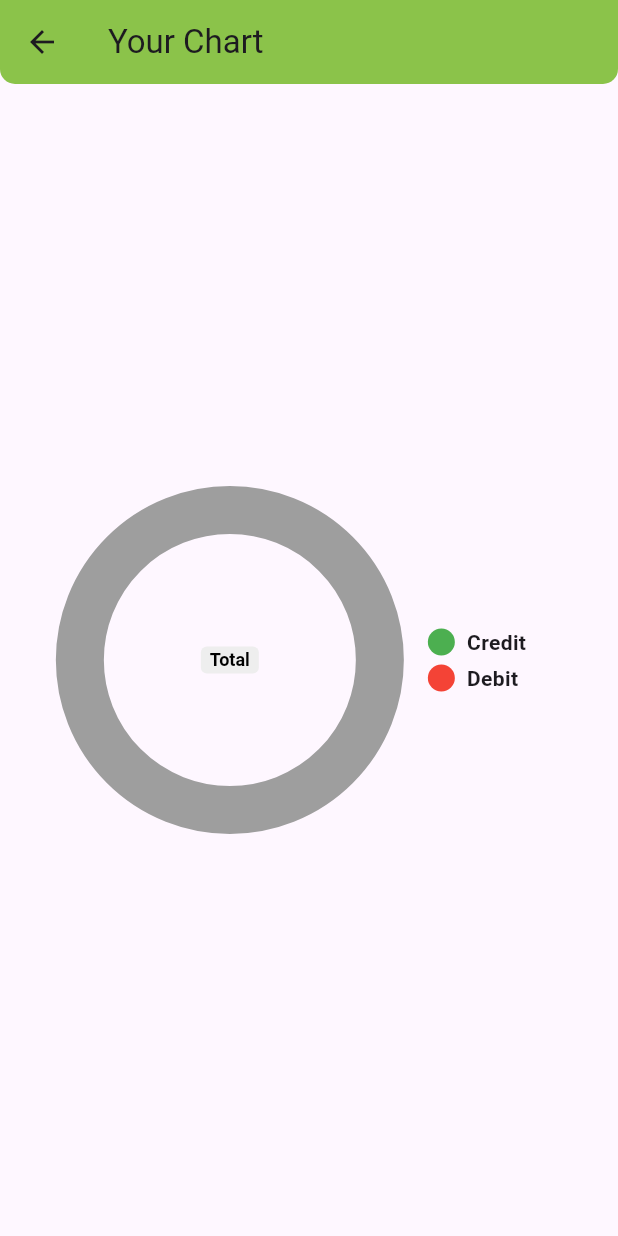
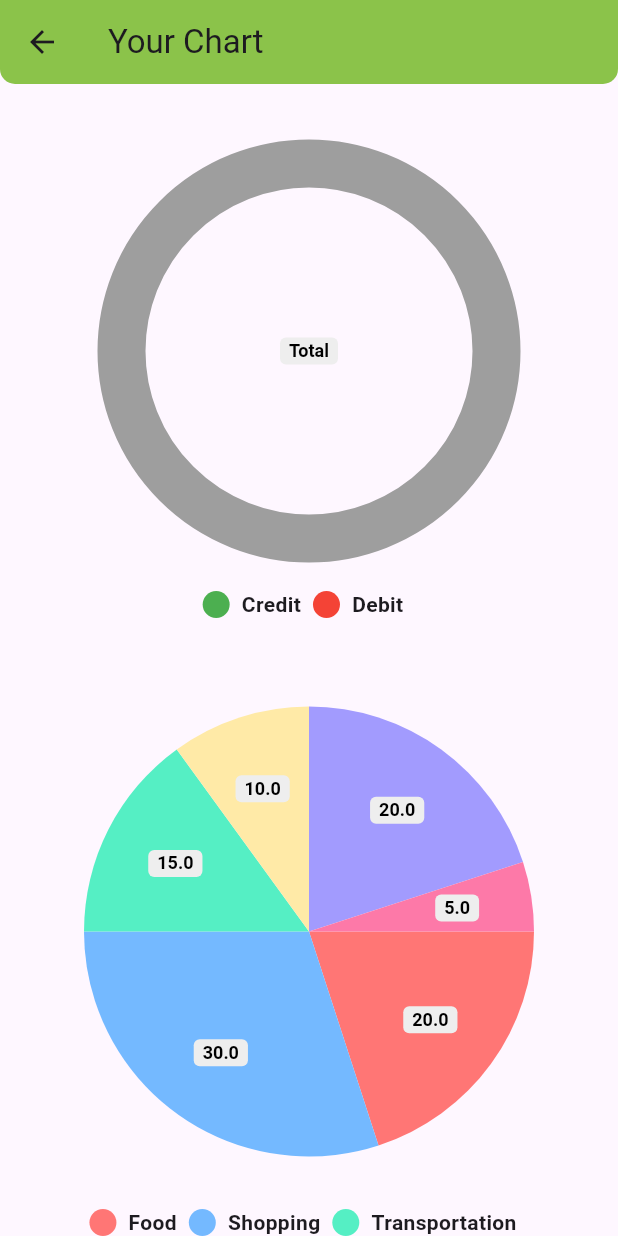
Before and after one commit to adityaaa-31/FinSmart, a Flutter app: the ChartPage screen opened directly with empty values, on a phone screen of 412 x 824 dp. Run offline on Flutter 3.47's test engine with Material 3 defaults, Android fonts, the phone set to English and light mode, and no system bars; drawn by our look-alikes of pie_chart; our stand-ins replace firebase_auth, firebase_core, google_fonts, permission_handler; missing offline and left inert: flutter_sms_inbox; accounts and stored records are empty; network calls fail.

```diff
--- a/lib/NavBar.dart
+++ b/lib/NavBar.dart
@@ -61,12 +61,6 @@ class _NavDrawerState extends State<NavDrawer> {
             onTap: () => {Navigator.of(context).pop()},
           ),
 
-          // ListTile(
-          //   leading: Icon(Icons.border_color),
-          //   title: Text('Feedback'),
-          //   onTap: () => {Navigator.of(context).pop()},
-          // ),
-
           ListTile(
             leading: Icon(Icons.exit_to_app),
             title: Text('Logout'),
--- a/lib/login_page.dart
+++ b/lib/login_page.dart
@@ -123,9 +123,6 @@ class _MyAppState extends State<loginPage> {
                 ),
               ),
 
-              // SizedBox(
-              //   height: 10,
-              // ),
 
               Container(
                 height: 50,
--- a/lib/main.dart
+++ b/lib/main.dart
@@ -4,8 +4,6 @@ import 'package:firebase_core/firebase_core.dart';
 import 'package:flutter_application_1/main_page.dart';
 
 
-// ignore: unnecessary_new
-// ignore: prefer_const_constructors
 Future main() async{
   WidgetsFlutterBinding.ensureInitialized();
   await Firebase.initializeApp();
--- a/lib/visualize.dart
+++ b/lib/visualize.dart
@@ -2,7 +2,6 @@ import 'package:flutter/material.dart';
 import 'package:pie_chart/pie_chart.dart';
 
 class ChartPage extends StatefulWidget {
-
   double totalCreditAmount;
   double totalDebitAmount;
   ChartPage({required this.totalCreditAmount, required this.totalDebitAmount});
@@ -12,51 +11,56 @@ class ChartPage extends StatefulWidget {
 }
 
 class _ChartPageState extends State<ChartPage> {
-
   double tC = 0;
   double tD = 0;
 
-  // _ChartPageState(){
-  //   tC = widget.totalCreditAmount;
-  //   tD = widget.totalDebitAmount;
-  // }
+  @override
+  void initState() {
+    super.initState();
+    tC = widget.totalCreditAmount ?? 0.0;
+    tD = widget.totalDebitAmount ?? 0.0;
+  }
 
   Map<String, double> dataMap = {
     "Credit": 4000,
     "Debit": 3000,
   };
-  //
-  // var datamap = new Map();
-  //
-  // datamap['Credit'] = tC;
 
-
-
+  Map<String, double> categoryMap = {
+  'Food': 20,
+  'Shopping': 30,
+  'Transportation': 15,
+  'Entertainment': 10,
+  'Bills': 20,
+  'Others': 5,
+};
 
   @override
   Widget build(BuildContext context) {
-
-    dataMap['Debit'] = widget.totalCreditAmount;
-    dataMap['Credit'] = widget.totalDebitAmount;
+    dataMap['Debit'] = widget.totalDebitAmount;
+    dataMap['Credit'] = widget.totalCreditAmount;
 
     return Scaffold(
       appBar: AppBar(
-        title: Text('Your Chart'),
+          title: const Text('Your Chart'),
           backgroundColor: Colors.lightGreen,
-
-          shape: RoundedRectangleBorder(
+          shape: const RoundedRectangleBorder(
             borderRadius: BorderRadius.only(
               bottomLeft: Radius.circular(10),
               bottomRight: Radius.circular(10),
             ),
-          )
+          )),
+      body: Center(
+        child: Column(
+          children: [
+            SizedBox(
+              height: 45,
             ),
-      body: Center(
-        child: PieChart(
+            PieChart(
               dataMap: dataMap,
-          animationDuration: Duration(milliseconds: 800),
+              animationDuration: const Duration(milliseconds: 800),
               chartLegendSpacing: 32.0,
-          chartRadius:200,
+              chartRadius: 250,
               colorList: [
                 Colors.green,
                 Colors.red,
@@ -65,21 +69,49 @@ class _ChartPageState extends State<ChartPage> {
               chartType: ChartType.ring,
               ringStrokeWidth: 32,
               centerText: "Total",
-          legendOptions: LegendOptions(
-            showLegendsInRow: false,
-            legendPosition: LegendPosition.right,
+              legendOptions: const LegendOptions(
+                showLegendsInRow: true,
+                legendPosition: LegendPosition.bottom,
                 showLegends: true,
                 legendTextStyle: TextStyle(
                   fontWeight: FontWeight.bold,
                 ),
               ),
-          chartValuesOptions: ChartValuesOptions(
+              chartValuesOptions: const ChartValuesOptions(
                 showChartValueBackground: true,
                 showChartValues: true,
                 showChartValuesInPercentage: false,
                 showChartValuesOutside: false,
               ),
             ),
+            const SizedBox(
+              height: 40,
+            ),
+            PieChart(
+              dataMap: categoryMap,
+              animationDuration: const Duration(milliseconds: 800),
+              chartLegendSpacing: 32,
+              chartRadius: 300,
+              chartType: ChartType.disc,
+              ringStrokeWidth: 32,
+              legendOptions: const LegendOptions(
+                showLegendsInRow: true,
+                legendPosition: LegendPosition.bottom,
+                showLegends: true,
+                legendTextStyle: TextStyle(
+                  fontWeight: FontWeight.bold,
+                ),
+              ),
+              chartValuesOptions: const ChartValuesOptions(
+                showChartValueBackground: true,
+                showChartValues: true,
+                showChartValuesInPercentage: false,
+                showChartValuesOutside: false,
+                decimalPlaces: 1,
+              ),
+            )
+          ],
+        ),
       ),
     );
   }
```
Also changed, not shown: lib/home_page.dart (+5 -24 lines), lib/main_page.dart (+10 -16 lines), lib/messages.dart (+185 -229 lines), lib/models/Transaction.dart (added, +20 -0 lines), lib/signup.dart (+36 -60 lines), pubspec.yaml (+14 -6 lines), pubspec.lock, 1 other file. Lines whose indentation alone changed are shown as unchanged.
